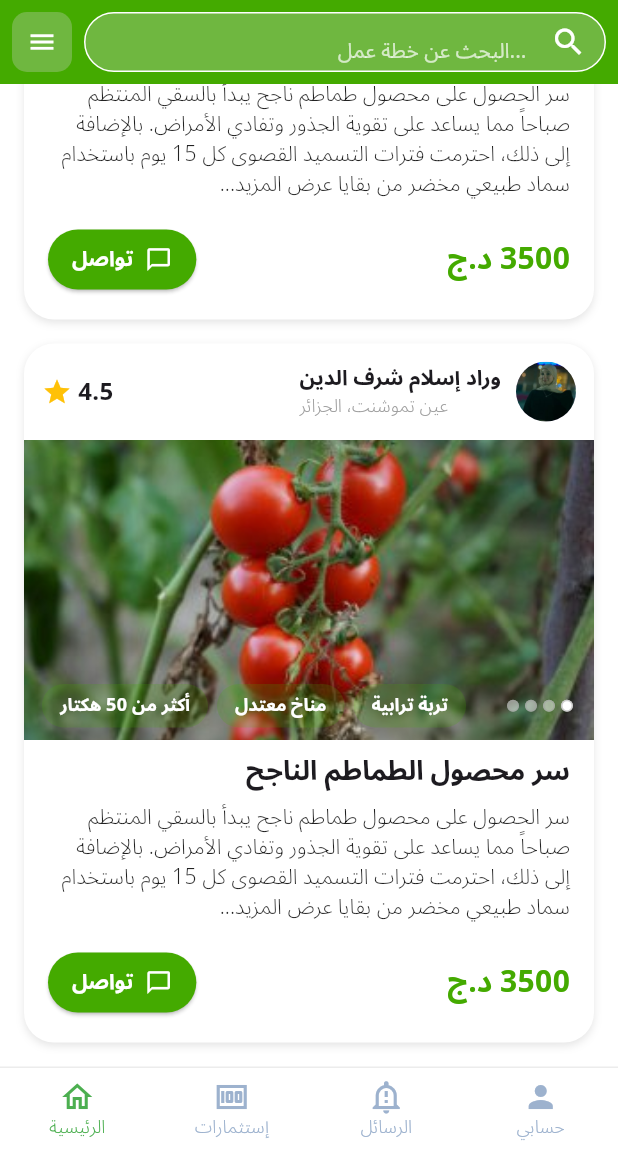
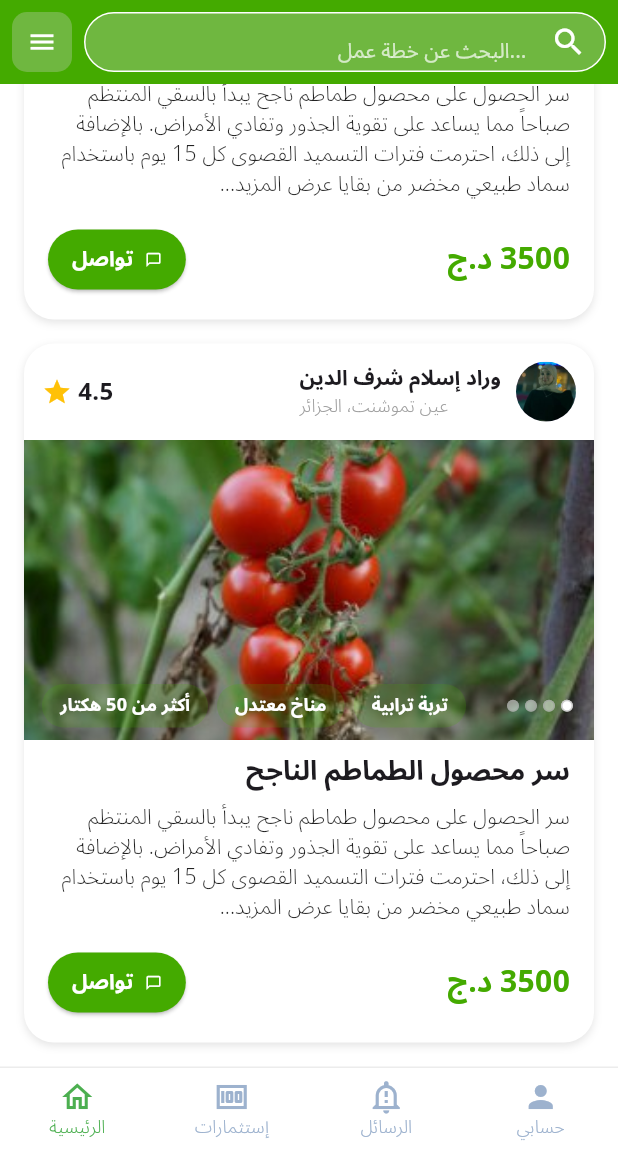
Before and after one commit to Benbakreti0Amine/shesem_mobile, a Flutter app: the screen it shows after launch, item 4 of the bottom bar chosen, scrolled down 967 dp, on a phone screen of 412 x 824 dp, the part 84-1236 px from its top. Run offline on Flutter 3.47's test engine with Material 3 defaults, Android fonts, the phone set to English and light mode, and no system bars; our stand-ins replace dio, equatable, flutter_bloc, geolocator, google_maps_flutter, image_picker and 3 more; accounts and stored records are empty.

Commit message:
home modified

```diff
--- a/lib/representation/screens/home/Report_page.dart
+++ b/lib/representation/screens/home/Report_page.dart
@@ -598,7 +598,7 @@ class ReportScreen extends StatelessWidget {
                   icon: Icon(
                     Icons.chat_bubble_outline,
                     color: Colors.white,
-                    size: 18,
+                    size: 11,
                   ),
                   label: Text(
                     'تواصل',
```
